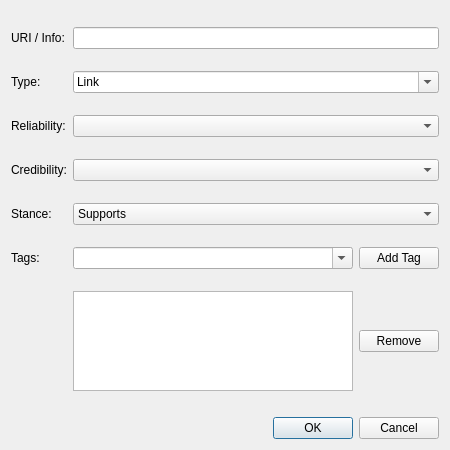
Above: add_edit_source_dialog.ui from royalPanic/sourcemgmtengine before the change. Below: the same form after it.
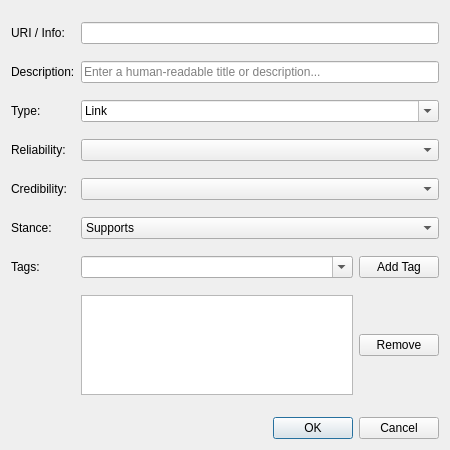
That is the form after the change.

Commit message:
Add description/title field to sources
- Add 'description' column to sources table (auto-migrated via _update_schema)
- Add Description text field to add/edit source dialog (row 1, after URI)
- Display Description in the main source table (column 1, after URI)
- All DB methods and UI wiring updated to handle description parameter
- Existing sources default to empty description

The edit to the form file:
```diff
--- a/add_edit_source_dialog.ui
+++ b/add_edit_source_dialog.ui
@@ -27,13 +27,27 @@
       <widget class="QLineEdit" name="txtSourceURI"/>
      </item>
      <item row="1" column="0">
+      <widget class="QLabel" name="label_7">
+       <property name="text">
+        <string>Description:</string>
+       </property>
+      </widget>
+     </item>
+     <item row="1" column="1">
+      <widget class="QLineEdit" name="txtDescription">
+       <property name="placeholderText">
+        <string>Enter a human-readable title or description...</string>
+       </property>
+      </widget>
+     </item>
+     <item row="2" column="0">
       <widget class="QLabel" name="label_2">
        <property name="text">
         <string>Type:</string>
        </property>
       </widget>
      </item>
-     <item row="1" column="1">
+     <item row="2" column="1">
       <widget class="QComboBox" name="cboSourceType">
        <property name="editable">
         <bool>true</bool>
@@ -65,34 +79,34 @@
        </item>
       </widget>
      </item>
-     <item row="2" column="0">
+     <item row="3" column="0">
       <widget class="QLabel" name="label_3">
        <property name="text">
         <string>Reliability:</string>
        </property>
       </widget>
      </item>
-     <item row="2" column="1">
+     <item row="3" column="1">
       <widget class="QComboBox" name="cboReliability"/>
      </item>
-     <item row="3" column="0">
+     <item row="4" column="0">
       <widget class="QLabel" name="label_4">
        <property name="text">
         <string>Credibility:</string>
        </property>
       </widget>
      </item>
-     <item row="3" column="1">
+     <item row="4" column="1">
       <widget class="QComboBox" name="cboCredibility"/>
      </item>
-     <item row="4" column="0">
+     <item row="5" column="0">
       <widget class="QLabel" name="label_6">
        <property name="text">
         <string>Stance:</string>
        </property>
       </widget>
      </item>
-     <item row="4" column="1">
+     <item row="5" column="1">
       <widget class="QComboBox" name="cboStance">
        <item>
         <property name="text">
@@ -106,14 +120,14 @@
        </item>
       </widget>
      </item>
-     <item row="5" column="0">
+     <item row="6" column="0">
       <widget class="QLabel" name="label_5">
        <property name="text">
         <string>Tags:</string>
        </property>
       </widget>
      </item>
-     <item row="5" column="1">
+     <item row="6" column="1">
       <layout class="QHBoxLayout" name="tagInputLayout">
        <item>
         <widget class="QComboBox" name="cboTagInput">
@@ -137,7 +151,7 @@
        </item>
       </layout>
      </item>
-     <item row="6" column="1">
+     <item row="7" column="1">
       <layout class="QHBoxLayout" name="tagListLayout">
        <item>
         <widget class="QListWidget" name="listTags">
```
The commit also changes 5 other files.
